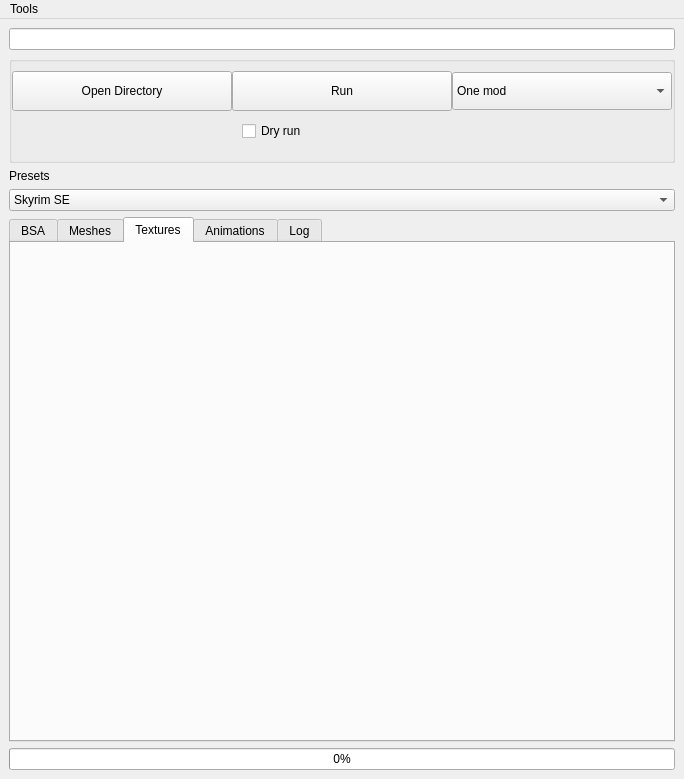
Before: the Qt Designer form CAO_frontend/Custom.ui in Guekka/cathedral-assets-optimizer, drawn with Qt 5.
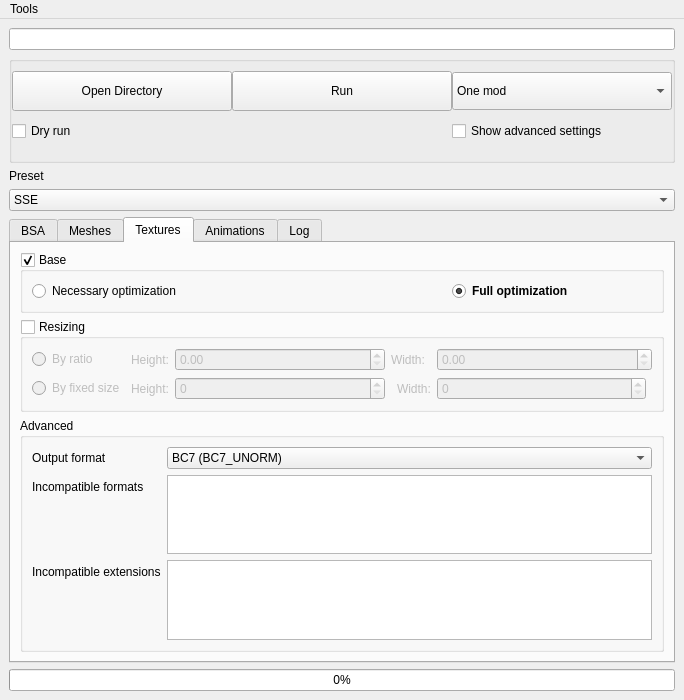
After: the same form once the commit is applied. The open tabs and pages were chosen to show the change.

Commit message: Removed old frontend files. More work on the new main window, Custom.cpp.

Diff of the .ui file:
```diff
--- a/CAO_frontend/Custom.ui
+++ b/CAO_frontend/Custom.ui
@@ -7,7 +7,7 @@
     <x>0</x>
     <y>0</y>
     <width>684</width>
-    <height>779</height>
+    <height>700</height>
    </rect>
   </property>
   <property name="sizePolicy">
@@ -127,7 +127,32 @@
          </item>
         </widget>
        </item>
-       <item row="1" column="1" alignment="Qt::AlignHCenter|Qt::AlignVCenter">
+       <item row="0" column="0" alignment="Qt::AlignHCenter">
+        <widget class="QPushButton" name="userPathButton">
+         <property name="sizePolicy">
+          <sizepolicy hsizetype="Fixed" vsizetype="Fixed">
+           <horstretch>0</horstretch>
+           <verstretch>0</verstretch>
+          </sizepolicy>
+         </property>
+         <property name="minimumSize">
+          <size>
+           <width>220</width>
+           <height>40</height>
+          </size>
+         </property>
+         <property name="maximumSize">
+          <size>
+           <width>230</width>
+           <height>16777215</height>
+          </size>
+         </property>
+         <property name="text">
+          <string>Open Directory</string>
+         </property>
+        </widget>
+       </item>
+       <item row="1" column="0">
         <widget class="QCheckBox" name="dryRunCheckBox">
          <property name="sizePolicy">
           <sizepolicy hsizetype="Expanding" vsizetype="Fixed">
@@ -173,28 +198,10 @@
          </property>
         </widget>
        </item>
-       <item row="0" column="0" alignment="Qt::AlignHCenter">
-        <widget class="QPushButton" name="userPathButton">
-         <property name="sizePolicy">
-          <sizepolicy hsizetype="Fixed" vsizetype="Fixed">
-           <horstretch>0</horstretch>
-           <verstretch>0</verstretch>
-          </sizepolicy>
-         </property>
-         <property name="minimumSize">
-          <size>
-           <width>220</width>
-           <height>40</height>
-          </size>
-         </property>
-         <property name="maximumSize">
-          <size>
-           <width>230</width>
-           <height>16777215</height>
-          </size>
-         </property>
+       <item row="1" column="2">
+        <widget class="QCheckBox" name="advancedSettingsCheckbox">
          <property name="text">
-          <string>Open Directory</string>
+          <string>Show advanced settings</string>
          </property>
         </widget>
        </item>
@@ -202,9 +209,9 @@
      </widget>
     </item>
     <item>
-     <widget class="QLabel" name="label">
+     <widget class="QLabel" name="label_8">
       <property name="text">
-       <string>Presets</string>
+       <string>Preset</string>
       </property>
      </widget>
     </item>
@@ -212,7 +219,7 @@
      <widget class="QComboBox" name="comboBox">
       <item>
        <property name="text">
-        <string>Skyrim SE</string>
+        <string>SSE</string>
        </property>
       </item>
       <item>
@@ -237,7 +244,10 @@
       <property name="currentIndex">
        <number>0</number>
       </property>
-      <widget class="QWidget" name="BsaTab">
+      <property name="movable">
+       <bool>true</bool>
+      </property>
+      <widget class="QWidget" name="bsaTab">
        <attribute name="title">
         <string>BSA</string>
        </attribute>
@@ -410,7 +420,20 @@
                </widget>
               </item>
               <item row="1" column="1">
-               <widget class="QLineEdit" name="lineEdit_3"/>
+               <widget class="QLineEdit" name="bsaTexturesSuffix"/>
+              </item>
+              <item row="2" column="1">
+               <widget class="QDoubleSpinBox" name="bsaTexturesMaximumSize"/>
+              </item>
+              <item row="2" column="0">
+               <widget class="QLabel" name="label">
+                <property name="text">
+                 <string>Maximum size</string>
+                </property>
+                <property name="buddy">
+                 <cstring>bsaTexturesMaximumSize</cstring>
+                </property>
+               </widget>
               </item>
              </layout>
             </widget>
@@ -429,6 +452,269 @@
        <attribute name="title">
         <string>Textures</string>
        </attribute>
+       <layout class="QVBoxLayout" name="verticalLayout_3">
+        <item>
+         <widget class="QGroupBox" name="texturesGroupBox">
+          <property name="sizePolicy">
+           <sizepolicy hsizetype="Expanding" vsizetype="Fixed">
+            <horstretch>0</horstretch>
+            <verstretch>0</verstretch>
+           </sizepolicy>
+          </property>
+          <property name="title">
+           <string>Base</string>
+          </property>
+          <property name="flat">
+           <bool>true</bool>
+          </property>
+          <property name="checkable">
+           <bool>true</bool>
+          </property>
+          <layout class="QHBoxLayout" name="horizontalLayout_2">
+           <item alignment="Qt::AlignLeft">
+            <widget class="QRadioButton" name="texturesNecessaryOptimizationRadioButton">
+             <property name="sizePolicy">
+              <sizepolicy hsizetype="Fixed" vsizetype="Fixed">
+               <horstretch>0</horstretch>
+               <verstretch>0</verstretch>
+              </sizepolicy>
+             </property>
+             <property name="minimumSize">
+              <size>
+               <width>200</width>
+               <height>0</height>
+              </size>
+             </property>
+             <property name="cursor">
+              <cursorShape>WhatsThisCursor</cursorShape>
+             </property>
+             <property name="toolTip">
+              <string>&lt;html&gt;&lt;head/&gt;&lt;body&gt;&lt;p&gt;Converts any TGA files into DDS, as SSE cannot read these. Attempts to convert and fix any textures that would crash the game, as some older formats are incompatible with SSE.&lt;/p&gt;&lt;p&gt;&lt;br/&gt;&lt;/p&gt;&lt;/body&gt;&lt;/html&gt;</string>
+             </property>
+             <property name="text">
+              <string>Necessary optimization</string>
+             </property>
+            </widget>
+           </item>
+           <item alignment="Qt::AlignRight">
+            <widget class="QRadioButton" name="texturesFullOptimizationRadioButton">
+             <property name="sizePolicy">
+              <sizepolicy hsizetype="Fixed" vsizetype="Fixed">
+               <horstretch>0</horstretch>
+               <verstretch>0</verstretch>
+              </sizepolicy>
+             </property>
+             <property name="minimumSize">
+              <size>
+               <width>200</width>
+               <height>0</height>
+              </size>
+             </property>
+             <property name="font">
+              <font>
+               <weight>75</weight>
+               <bold>true</bold>
+              </font>
+             </property>
+             <property name="cursor">
+              <cursorShape>WhatsThisCursor</cursorShape>
+             </property>
+             <property name="toolTip">
+              <string>&lt;html&gt;&lt;head/&gt;&lt;body&gt;&lt;p&gt;BC7 is the most efficient compression SSE supports, reducing VRAM usage without observable quality loss. Will also convert uncompressed textures to BC7.&lt;/p&gt;&lt;/body&gt;&lt;/html&gt;</string>
+             </property>
+             <property name="text">
+              <string>Full optimization</string>
+             </property>
+             <property name="checked">
+              <bool>true</bool>
+             </property>
+            </widget>
+           </item>
+          </layout>
+         </widget>
+        </item>
+        <item>
+         <widget class="QGroupBox" name="texturesResizingGroupBox">
+          <property name="title">
+           <string>Resizing</string>
+          </property>
+          <property name="checkable">
+           <bool>true</bool>
+          </property>
+          <property name="checked">
+           <bool>false</bool>
+          </property>
+          <layout class="QGridLayout" name="gridLayout">
+           <item row="0" column="1">
+            <widget class="QLabel" name="label_15">
+             <property name="sizePolicy">
+              <sizepolicy hsizetype="Maximum" vsizetype="Preferred">
+               <horstretch>0</horstretch>
+               <verstretch>0</verstretch>
+              </sizepolicy>
+             </property>
+             <property name="text">
+              <string>Height:</string>
+             </property>
+            </widget>
+           </item>
+           <item row="0" column="3" colspan="2">
+            <widget class="QLabel" name="label_16">
+             <property name="sizePolicy">
+              <sizepolicy hsizetype="Maximum" vsizetype="Preferred">
+               <horstretch>0</horstretch>
+               <verstretch>0</verstretch>
+              </sizepolicy>
+             </property>
+             <property name="text">
+              <string>Width:</string>
+             </property>
+            </widget>
+           </item>
+           <item row="1" column="2">
+            <widget class="QSpinBox" name="texturesResizingBySizeHeight">
+             <property name="sizePolicy">
+              <sizepolicy hsizetype="MinimumExpanding" vsizetype="Fixed">
+               <horstretch>0</horstretch>
+               <verstretch>0</verstretch>
+              </sizepolicy>
+             </property>
+            </widget>
+           </item>
+           <item row="1" column="5">
+            <widget class="QSpinBox" name="texturesResizingBySizeWidth">
+             <property name="sizePolicy">
+              <sizepolicy hsizetype="MinimumExpanding" vsizetype="Fixed">
+               <horstretch>0</horstretch>
+               <verstretch>0</verstretch>
+              </sizepolicy>
+             </property>
+            </widget>
+           </item>
+           <item row="1" column="4">
+            <widget class="QLabel" name="label_18">
+             <property name="sizePolicy">
+              <sizepolicy hsizetype="Maximum" vsizetype="Preferred">
+               <horstretch>0</horstretch>
+               <verstretch>0</verstretch>
+              </sizepolicy>
+             </property>
+             <property name="text">
+              <string>Width:</string>
+             </property>
+            </widget>
+           </item>
+           <item row="1" column="1">
+            <widget class="QLabel" name="label_17">
+             <property name="sizePolicy">
+              <sizepolicy hsizetype="Maximum" vsizetype="Preferred">
+               <horstretch>0</horstretch>
+               <verstretch>0</verstretch>
+              </sizepolicy>
+             </property>
+             <property name="text">
+              <string>Height:</string>
+             </property>
+            </widget>
+           </item>
+           <item row="0" column="0">
+            <widget class="QRadioButton" name="texturesResizingBySizeRadioButton">
+             <property name="text">
+              <string>By ratio</string>
+             </property>
+            </widget>
+           </item>
+           <item row="1" column="0">
+            <widget class="QRadioButton" name="texturesResizingByRatioRadioButton">
+             <property name="text">
+              <string>By fixed size</string>
+             </property>
+            </widget>
+           </item>
+           <item row="0" column="2">
+            <widget class="QDoubleSpinBox" name="texturesResizingByRatioHeight">
+             <property name="sizePolicy">
+              <sizepolicy hsizetype="MinimumExpanding" vsizetype="Fixed">
+               <horstretch>0</horstretch>
+               <verstretch>0</verstretch>
+              </sizepolicy>
+             </property>
+            </widget>
+           </item>
+           <item row="0" column="5" colspan="2">
+            <widget class="QDoubleSpinBox" name="texturesResizingByRatioWidth">
+             <property name="sizePolicy">
+              <sizepolicy hsizetype="MinimumExpanding" vsizetype="Fixed">
+               <horstretch>0</horstretch>
+               <verstretch>0</verstretch>
+              </sizepolicy>
+             </property>
+            </widget>
+           </item>
+          </layout>
+         </widget>
+        </item>
+        <item>
+         <widget class="QGroupBox" name="texturesAdvancedGroupBox">
+          <property name="title">
+           <string>Advanced</string>
+          </property>
+          <layout class="QFormLayout" name="formLayout_4">
+           <item row="1" column="0">
+            <widget class="QLabel" name="label_12">
+             <property name="text">
+              <string>Output format</string>
+             </property>
+            </widget>
+           </item>
+           <item row="1" column="1">
+            <widget class="QComboBox" name="texturesOutputFormat">
+             <item>
+              <property name="text">
+               <string>BC7 (BC7_UNORM)</string>
+              </property>
+             </item>
+             <item>
+              <property name="text">
+               <string>BC5 (BC5_UNORM)</string>
+              </property>
+             </item>
+             <item>
+              <property name="text">
+               <string>BC3 (BC3_UNORM)</string>
+              </property>
+             </item>
+             <item>
+              <property name="text">
+               <string>Uncompressed (R8G8B8A8_UNORM)</string>
+              </property>
+             </item>
+            </widget>
+           </item>
+           <item row="2" column="0">
+            <widget class="QLabel" name="label_13">
+             <property name="text">
+              <string>Incompatible formats</string>
+             </property>
+            </widget>
+           </item>
+           <item row="2" column="1">
+            <widget class="QPlainTextEdit" name="texturesIncompatibleFormats"/>
+           </item>
+           <item row="3" column="0">
+            <widget class="QLabel" name="label_14">
+             <property name="text">
+              <string>Incompatible extensions</string>
+             </property>
+            </widget>
+           </item>
+           <item row="3" column="1">
+            <widget class="QPlainTextEdit" name="texturesIncompatibleExtensions"/>
+           </item>
+          </layout>
+         </widget>
+        </item>
+       </layout>
       </widget>
       <widget class="QWidget" name="AnimationsTab">
        <attribute name="title">
```
Left out of the diff: 487 changed lines with no effect on the pictures. The commit also changes 24 other files.
